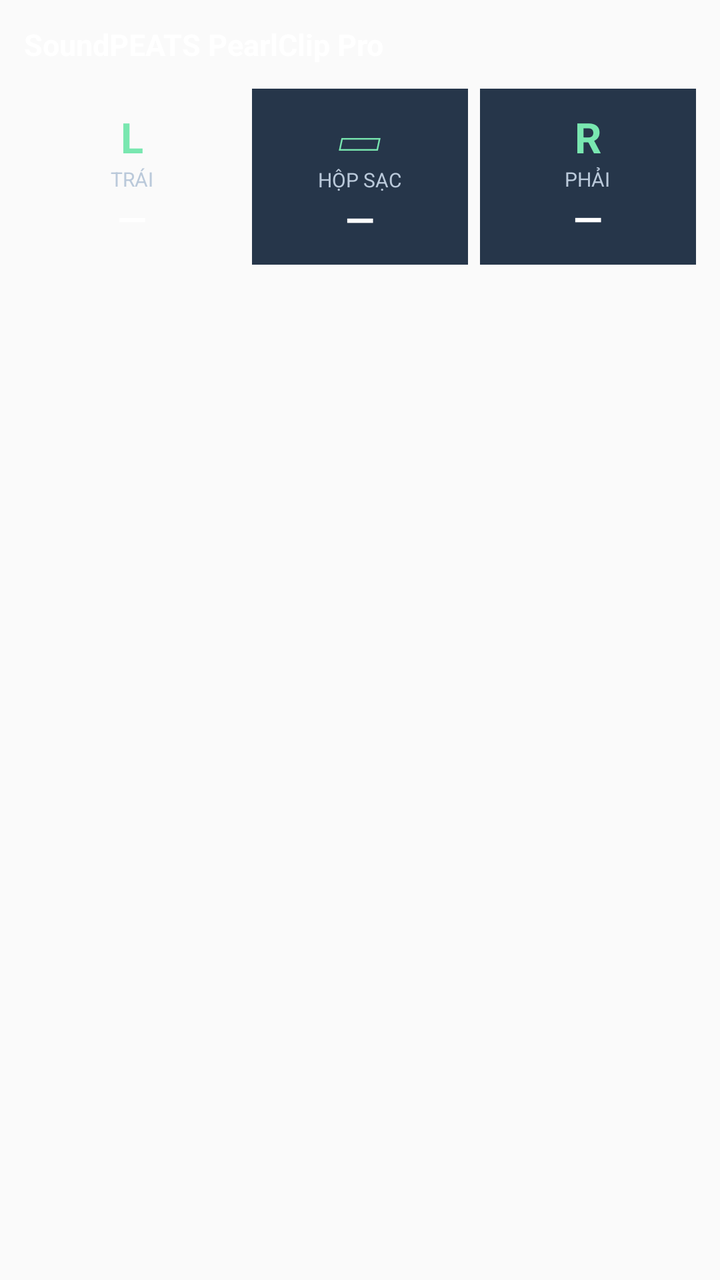
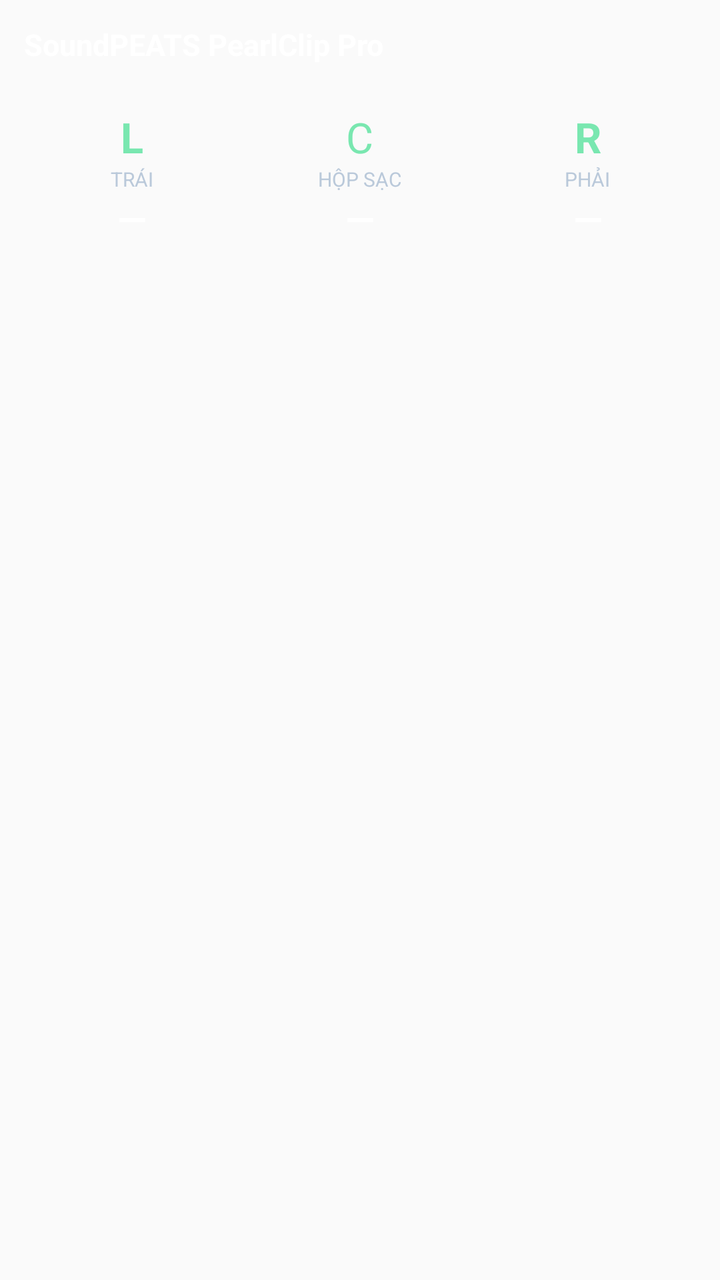

Screens rendered from an Android XML layout before and after an edit, with the pre-edit source and the edit as a unified diff.
<!-- AndroidManifest.xml: application theme Theme.AppCompat.Light.NoActionBar -->
<!-- res/layout/notification_battery.xml -->
<?xml version="1.0" encoding="utf-8"?>
<LinearLayout
    xmlns:android="http://schemas.android.com/apk/res/android"
    android:layout_width="match_parent"
    android:layout_height="wrap_content"
    android:orientation="vertical"
    android:padding="12dp">

    <TextView
        android:id="@+id/notification_device_name"
        android:layout_width="match_parent"
        android:layout_height="wrap_content"
        android:text="SoundPEATS PearlClip Pro"
        android:textColor="#FFFFFF"
        android:textSize="15sp"
        android:textStyle="bold"
        android:maxLines="1"
        android:ellipsize="end"
        android:paddingBottom="12dp" />

    <LinearLayout
        android:layout_width="match_parent"
        android:layout_height="wrap_content"
        android:orientation="horizontal"
        android:weightSum="3">

        
        <LinearLayout
            android:layout_width="0dp"
            android:layout_height="88dp"
            android:layout_weight="1"
            android:layout_marginEnd="4dp"
            android:gravity="center"
            android:orientation="vertical"
            android:padding="4dp">

            <TextView
                android:layout_width="wrap_content"
                android:layout_height="wrap_content"
                android:text="L"
                android:textColor="#79E7B0"
                android:textSize="21sp"
                android:textStyle="bold" />

            <TextView
                android:layout_width="wrap_content"
                android:layout_height="wrap_content"
                android:text="TRÁI"
                android:textColor="#BAC9DA"
                android:textSize="10sp" />

            <TextView
                android:id="@+id/notification_left"
                android:layout_width="wrap_content"
                android:layout_height="wrap_content"
                android:text="—"
                android:textColor="#FFFFFF"
                android:textSize="19sp"
                android:textStyle="bold" />
        </LinearLayout>

        
        <LinearLayout
            android:layout_width="0dp"
            android:layout_height="88dp"
            android:layout_weight="1"
            android:layout_marginHorizontal="2dp"
            android:gravity="center"
            android:orientation="vertical"
            android:background="#26364A"
            android:padding="4dp">

            <TextView
                android:layout_width="wrap_content"
                android:layout_height="wrap_content"
                android:text="▱"
                android:textColor="#79E7B0"
                android:textSize="21sp" />

            <TextView
                android:layout_width="wrap_content"
                android:layout_height="wrap_content"
                android:text="HỘP SẠC"
                android:textColor="#BAC9DA"
                android:textSize="10sp" />

            <TextView
                android:id="@+id/notification_case"
                android:layout_width="wrap_content"
                android:layout_height="wrap_content"
                android:text="—"
                android:textColor="#FFFFFF"
                android:textSize="19sp"
                android:textStyle="bold" />
        </LinearLayout>

        
        <LinearLayout
            android:layout_width="0dp"
            android:layout_height="88dp"
            android:layout_weight="1"
            android:layout_marginStart="4dp"
            android:gravity="center"
            android:orientation="vertical"
            android:background="#26364A"
            android:padding="4dp">

            <TextView
                android:layout_width="wrap_content"
                android:layout_height="wrap_content"
                android:text="R"
                android:textColor="#79E7B0"
                android:textSize="21sp"
                android:textStyle="bold" />

            <TextView
                android:layout_width="wrap_content"
                android:layout_height="wrap_content"
                android:text="PHẢI"
                android:textColor="#BAC9DA"
                android:textSize="10sp" />

            <TextView
                android:id="@+id/notification_right"
                android:layout_width="wrap_content"
                android:layout_height="wrap_content"
                android:text="—"
                android:textColor="#FFFFFF"
                android:textSize="19sp"
                android:textStyle="bold" />
        </LinearLayout>
    </LinearLayout>
</LinearLayout>
<!-- resources referenced by this layout -->
<resources>

</resources>

<!-- the commit's change to res/layout/notification_battery.xml (unified diff, before → after) -->
@@ -67,13 +67,12 @@
             android:layout_marginHorizontal="2dp"
             android:gravity="center"
             android:orientation="vertical"
-            android:background="#26364A"
             android:padding="4dp">
 
             <TextView
                 android:layout_width="wrap_content"
                 android:layout_height="wrap_content"
-                android:text="▱"
+                android:text="C"
                 android:textColor="#79E7B0"
                 android:textSize="21sp" />
 
@@ -102,7 +101,6 @@
             android:layout_marginStart="4dp"
             android:gravity="center"
             android:orientation="vertical"
-            android:background="#26364A"
             android:padding="4dp">
 
             <TextView
